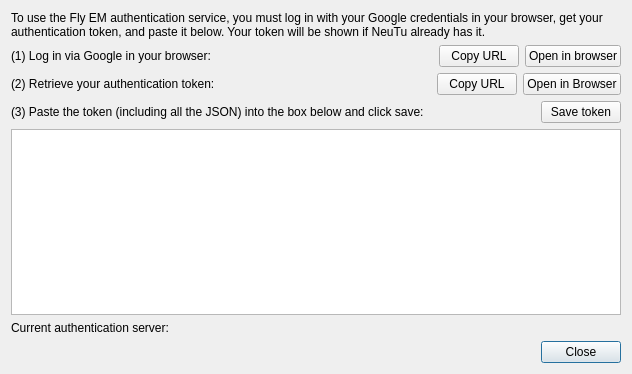
Qt form neurolabi/gui/flyem/auth/flyemauthtokendialog.ui (janelia-flyem/NeuTu) before a commit.
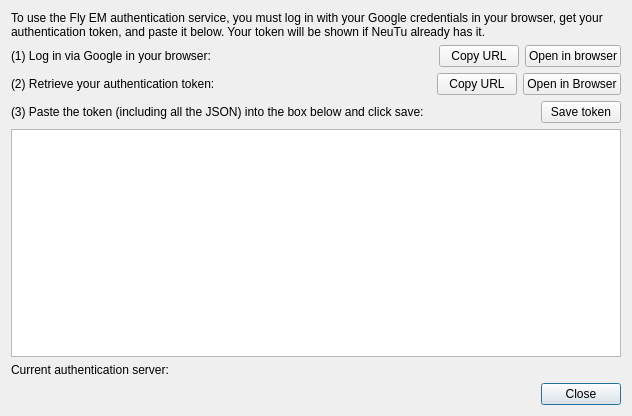
The same form after that commit.

```diff
--- a/neurolabi/gui/flyem/auth/flyemauthtokendialog.ui
+++ b/neurolabi/gui/flyem/auth/flyemauthtokendialog.ui
@@ -7,7 +7,7 @@
     <x>0</x>
     <y>0</y>
     <width>632</width>
-    <height>374</height>
+    <height>416</height>
    </rect>
   </property>
   <property name="windowTitle">
```
